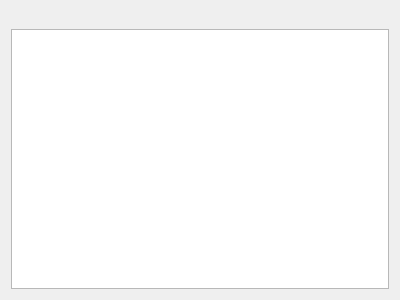
Qt form PrinterClient/mainwindow.ui (Bazzzukasss/PrinterEmulator) before a commit.
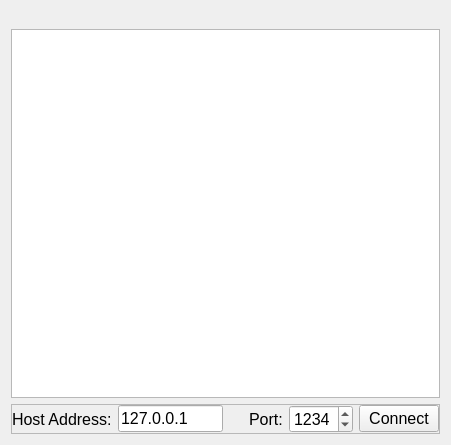
The same form after that commit. Custom widgets are drawn as their Qt base class.

Diff of the .ui file:
```diff
--- a/PrinterClient/mainwindow.ui
+++ b/PrinterClient/mainwindow.ui
@@ -6,10 +6,15 @@
    <rect>
     <x>0</x>
     <y>0</y>
-    <width>400</width>
-    <height>300</height>
+    <width>451</width>
+    <height>445</height>
    </rect>
   </property>
+  <property name="font">
+   <font>
+    <pointsize>12</pointsize>
+   </font>
+  </property>
   <property name="windowTitle">
    <string>Printer Client</string>
   </property>
@@ -47,11 +52,85 @@
     </item>
     <item>
      <widget class="QTextEdit" name="mLog">
+      <property name="font">
+       <font>
+        <pointsize>8</pointsize>
+       </font>
+      </property>
       <property name="readOnly">
        <bool>true</bool>
       </property>
      </widget>
     </item>
+    <item>
+     <widget class="QFrame" name="frame">
+      <property name="frameShape">
+       <enum>QFrame::StyledPanel</enum>
+      </property>
+      <property name="frameShadow">
+       <enum>QFrame::Raised</enum>
+      </property>
+      <layout class="QHBoxLayout" name="horizontalLayout">
+       <property name="leftMargin">
+        <number>0</number>
+       </property>
+       <property name="topMargin">
+        <number>0</number>
+       </property>
+       <property name="rightMargin">
+        <number>0</number>
+       </property>
+       <property name="bottomMargin">
+        <number>0</number>
+       </property>
+       <item>
+        <widget class="QLabel" name="label">
+         <property name="text">
+          <string>Host Address:</string>
+         </property>
+        </widget>
+       </item>
+       <item>
+        <widget class="QLineEdit" name="mLinrEditAddress">
+         <property name="text">
+          <string>127.0.0.1</string>
+         </property>
+        </widget>
+       </item>
+       <item>
+        <widget class="QLabel" name="label_3">
+         <property name="text">
+          <string>   </string>
+         </property>
+        </widget>
+       </item>
+       <item>
+        <widget class="QLabel" name="label_2">
+         <property name="text">
+          <string>Port:</string>
+         </property>
+        </widget>
+       </item>
+       <item>
+        <widget class="QSpinBox" name="mSpinPort">
+         <property name="maximum">
+          <number>9999</number>
+         </property>
+         <property name="value">
+          <number>1234</number>
+         </property>
+        </widget>
+       </item>
+       <item>
+        <widget class="QPushButton" name="mButtonConnect">
+         <property name="text">
+          <string>Connect</string>
+         </property>
+        </widget>
+       </item>
+      </layout>
+     </widget>
+    </item>
    </layout>
   </widget>
  </widget>
```
